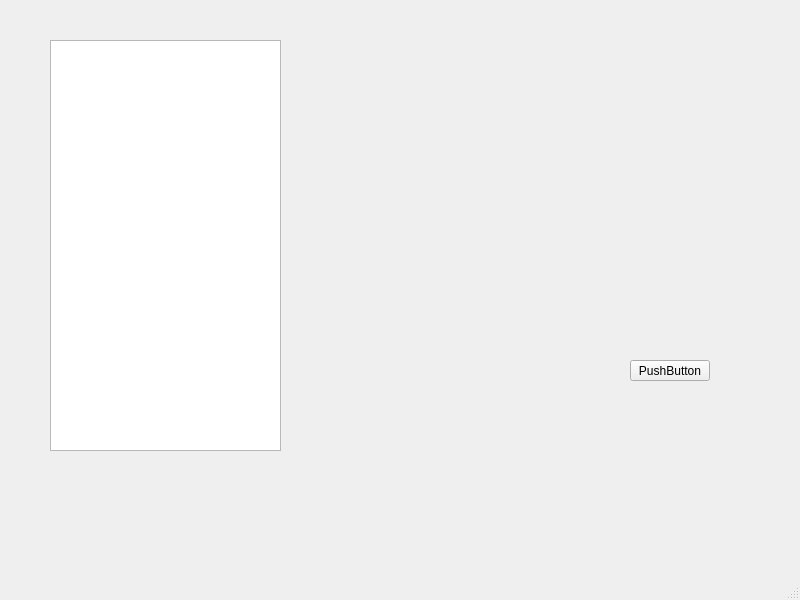
Old version of the form Gui/workwindow.ui in the repository Soma247/Rocket.
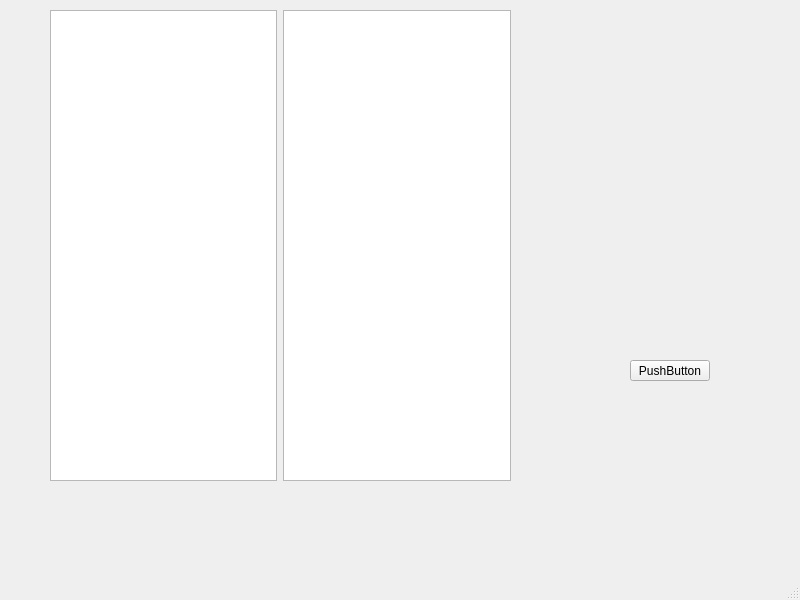
New version of the form.

The edit to the form file:
```diff
--- a/Gui/workwindow.ui
+++ b/Gui/workwindow.ui
@@ -14,25 +14,6 @@
    <string>MainWindow</string>
   </property>
   <widget class="QWidget" name="centralwidget">
-   <widget class="QTreeView" name="treeView">
-    <property name="geometry">
-     <rect>
-      <x>50</x>
-      <y>40</y>
-      <width>231</width>
-      <height>411</height>
-     </rect>
-    </property>
-    <property name="locale">
-     <locale language="Russian" country="Russia"/>
-    </property>
-    <property name="editTriggers">
-     <set>QAbstractItemView::NoEditTriggers</set>
-    </property>
-    <attribute name="headerVisible">
-     <bool>false</bool>
-    </attribute>
-   </widget>
    <widget class="QPushButton" name="pushButton">
     <property name="geometry">
      <rect>
@@ -46,6 +27,42 @@
      <string>PushButton</string>
     </property>
    </widget>
+   <widget class="QWidget" name="">
+    <property name="geometry">
+     <rect>
+      <x>50</x>
+      <y>10</y>
+      <width>461</width>
+      <height>471</height>
+     </rect>
+    </property>
+    <layout class="QHBoxLayout" name="horizontalLayout">
+     <item>
+      <widget class="QTreeView" name="treeView">
+       <property name="locale">
+        <locale language="Russian" country="Russia"/>
+       </property>
+       <property name="editTriggers">
+        <set>QAbstractItemView::NoEditTriggers</set>
+       </property>
+       <attribute name="headerVisible">
+        <bool>false</bool>
+       </attribute>
+      </widget>
+     </item>
+     <item>
+      <widget class="QTextBrowser" name="textBrowser">
+       <property name="html">
+        <string>&lt;!DOCTYPE HTML PUBLIC &quot;-//W3C//DTD HTML 4.0//EN&quot; &quot;http://www.w3.org/TR/REC-html40/strict.dtd&quot;&gt;
+&lt;html&gt;&lt;head&gt;&lt;meta name=&quot;qrichtext&quot; content=&quot;1&quot; /&gt;&lt;style type=&quot;text/css&quot;&gt;
+p, li { white-space: pre-wrap; }
+&lt;/style&gt;&lt;/head&gt;&lt;body style=&quot; font-family:'MS Shell Dlg 2'; font-size:8.25pt; font-weight:400; font-style:normal;&quot;&gt;
+&lt;p style=&quot;-qt-paragraph-type:empty; margin-top:0px; margin-bottom:0px; margin-left:0px; margin-right:0px; -qt-block-indent:0; text-indent:0px;&quot;&gt;&lt;br /&gt;&lt;/p&gt;&lt;/body&gt;&lt;/html&gt;</string>
+       </property>
+      </widget>
+     </item>
+    </layout>
+   </widget>
   </widget>
   <widget class="QMenuBar" name="menubar">
    <property name="geometry">
```
